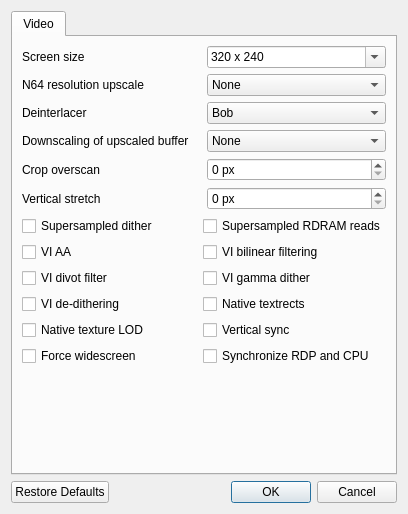
First picture: the form in Source/3rdParty/mupen64plus-video-parallel/UserInterface/MainDialog.ui, repository Rosalie241/RMG, before the edit.
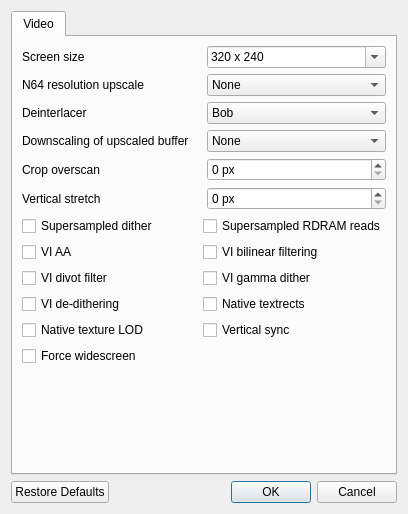
Second picture: the form after the edit.

Commit message: 3rdParty: remove "Synchronize RDP and CPU" setting from mupen64plus-video-parallel

The edit to the form file:
```diff
--- a/Source/3rdParty/mupen64plus-video-parallel/UserInterface/MainDialog.ui
+++ b/Source/3rdParty/mupen64plus-video-parallel/UserInterface/MainDialog.ui
@@ -289,6 +289,19 @@
                </property>
               </widget>
              </item>
+             <item>
+              <spacer name="verticalSpacer_3">
+               <property name="orientation">
+                <enum>Qt::Orientation::Vertical</enum>
+               </property>
+               <property name="sizeHint" stdset="0">
+                <size>
+                 <width>20</width>
+                 <height>40</height>
+                </size>
+               </property>
+              </spacer>
+             </item>
             </layout>
            </item>
            <item>
@@ -329,11 +342,17 @@
               </widget>
              </item>
              <item>
-              <widget class="QCheckBox" name="synchronizeCheckBox">
-               <property name="text">
-                <string>Synchronize RDP and CPU</string>
+              <spacer name="verticalSpacer_2">
+               <property name="orientation">
+                <enum>Qt::Orientation::Vertical</enum>
                </property>
-              </widget>
+               <property name="sizeHint" stdset="0">
+                <size>
+                 <width>20</width>
+                 <height>40</height>
+                </size>
+               </property>
+              </spacer>
              </item>
             </layout>
            </item>
```
The commit also changes 3 other files.
